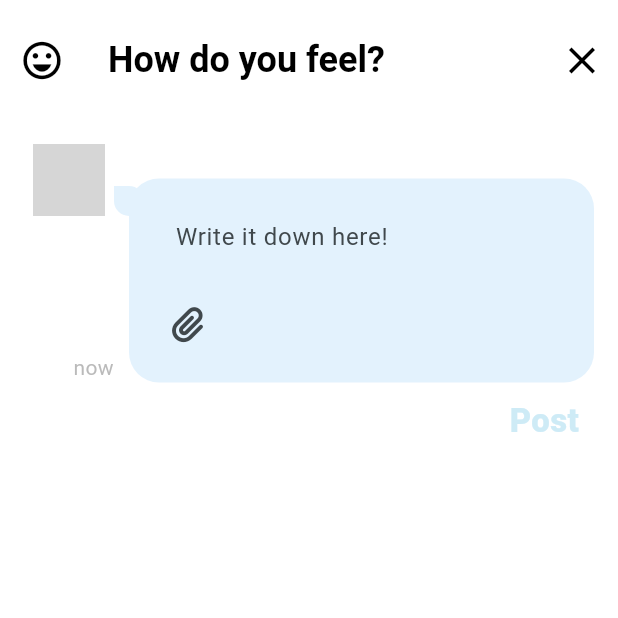
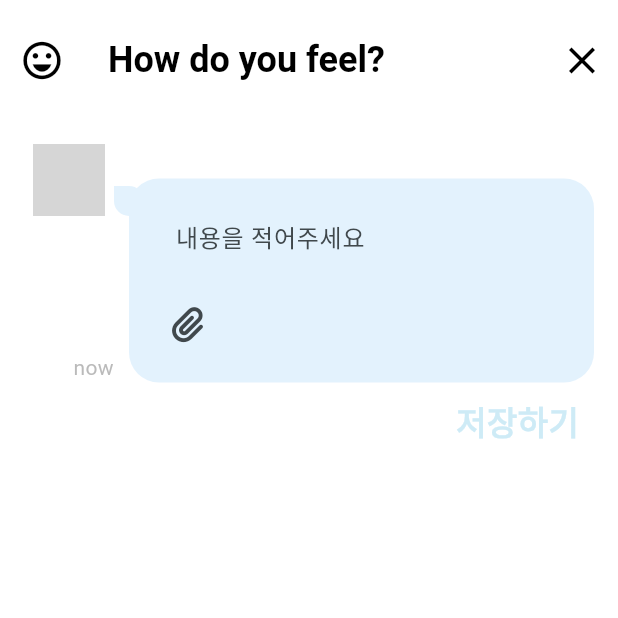
Before and after one commit to jeongkpa/mood_tracker, a Flutter app: the NewPost screen opened directly with empty values, on a phone screen of 412 x 824 dp, the top half of it. Run offline on Flutter 3.47's test engine with Material 3 defaults, Android fonts, the phone set to English and light mode, and no system bars; our stand-ins replace cloud_firestore, firebase_auth, firebase_core, firebase_storage, fl_chart, flex_color_scheme and 9 more; missing offline and left inert: animated_emoji; accounts and stored records are empty; grey boxes are pictures that could not be loaded.

Commit message:
feat: Update username and input hint text in NewPost widget

```diff
--- a/lib/features/posts/views/widgets/new_post.dart
+++ b/lib/features/posts/views/widgets/new_post.dart
@@ -25,7 +25,7 @@ class NewPost extends ConsumerStatefulWidget {
 }
 
 class _NewPostState extends ConsumerState<NewPost> {
-  final String userName = "rafy";
+  final String userName = "jeongkpa";
   final TextEditingController _postEditingController = TextEditingController();
   String _post = "";
   List<File>? _selectedPhotos;
@@ -250,7 +250,7 @@ class _NewPostState extends ConsumerState<NewPost> {
                                       textInputAction: TextInputAction.newline,
                                       keyboardType: TextInputType.multiline,
                                       decoration: const InputDecoration(
-                                        hintText: "Write it down here!",
+                                        hintText: "내용을 적어주세요",
                                         // border: InputBorder.none,
                                         enabledBorder: InputBorder.none,
                                         focusedBorder: InputBorder.none,
@@ -302,7 +302,7 @@ class _NewPostState extends ConsumerState<NewPost> {
                             child: ref.watch(timelineProvider).isLoading
                                 ? const CircularProgressIndicator()
                                 : Text(
-                                    "Post",
+                                    "저장하기",
                                     style: TextStyle(
                                       fontSize: 22,
                                       fontWeight: FontWeight.w800,
```
